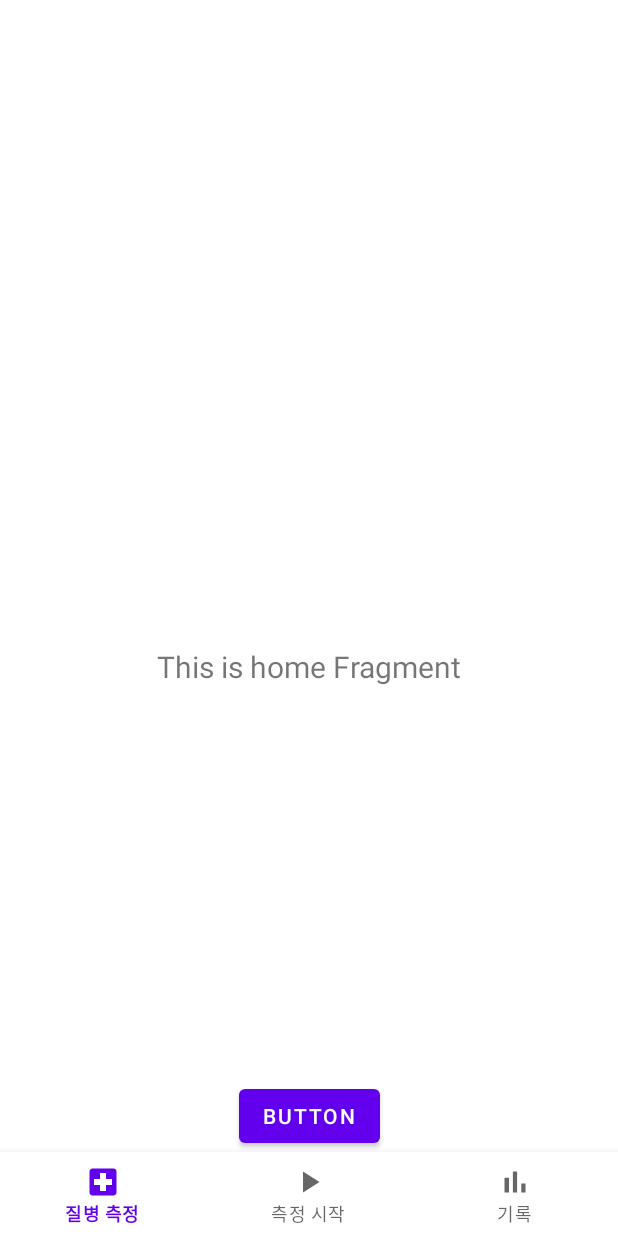
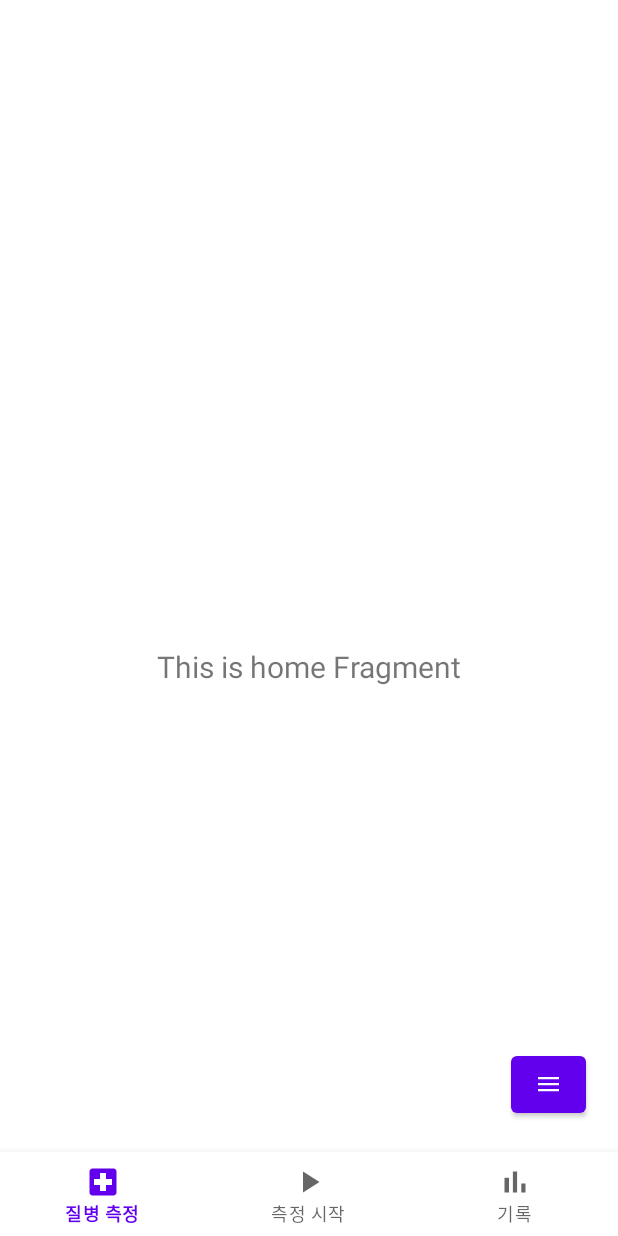
Before and after one commit to changhyeon12333/Keepo-project, an Android app: the screen it shows after launch (MainActivity), on a phone screen of 412 x 824 dp. Run offline under Robolectric (Android 15) with nearby library versions, the phone set to English and light mode, and no system bars; our stand-ins replace navigation-ui.

Commit message:
new button

```diff
--- a/app/src/main/res/layout/activity_main.xml
+++ b/app/src/main/res/layout/activity_main.xml
@@ -38,15 +38,23 @@
             app:layout_constraintRight_toRightOf="parent"
             app:layout_constraintTop_toTopOf="parent"
             app:layout_constraintVertical_bias="1.0"
-        app:navGraph="@navigation/mobile_navigation" />
+            app:navGraph="@navigation/mobile_navigation"
+            tools:layout_editor_absoluteX="353dp"
+            tools:layout_editor_absoluteY="545dp"
+            />
+
 
         <Button
             android:id="@+id/button2"
-            android:layout_width="wrap_content"
-            android:layout_height="wrap_content"
-            android:text="Button"
-            app:layout_constraintBottom_toTopOf="@+id/nav_view"
+            android:layout_width="50dp"
+            android:layout_height="50dp"
+            android:layout_marginEnd="5dp"
+            android:layout_marginBottom="20dp"
+            android:textSize="0sp"
+            app:icon="@drawable/baseline_menu_18"
+            app:layout_constraintBottom_toBottomOf="@+id/nav_host_fragment_activity_main"
             app:layout_constraintEnd_toEndOf="parent"
+            app:layout_constraintHorizontal_bias="0.955"
             app:layout_constraintStart_toStartOf="parent" />
 
     </androidx.constraintlayout.widget.ConstraintLayout>
--- a/app/src/main/res/menu/navi_menu.xml
+++ b/app/src/main/res/menu/navi_menu.xml
@@ -2,10 +2,10 @@
 <menu xmlns:android="http://schemas.android.com/apk/res/android">
     <group android:checkableBehavior="single">
         <item android:id="@+id/account"
-            android:title="계좌"/>
+            android:title="account"/>
         <item android:id="@+id/alarm"
-            android:title="알람"/>
+            android:title="alarm"/>
         <item android:id="@+id/data"
-            android:title="정보"/>
+            android:title="info"/>
     </group>
 </menu>
```
Lines whose indentation alone changed are shown as unchanged.
